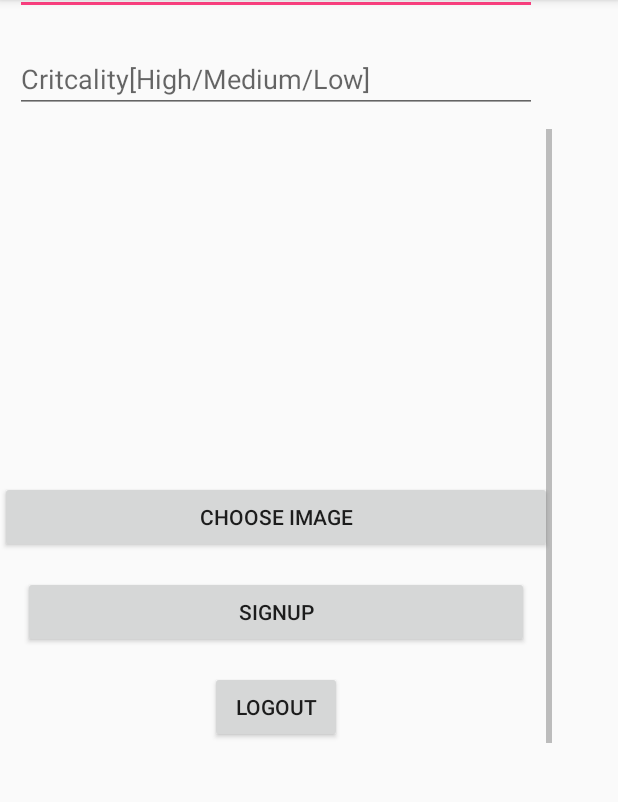
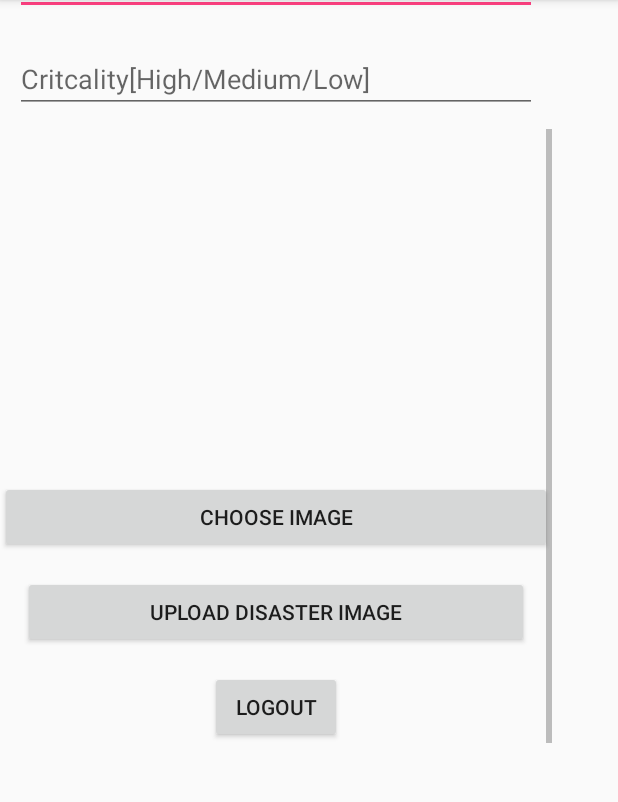
Before and after one commit to swaroopg79/GDP_AndroidSR, an Android app: the screen it shows after launch once a user with an empty profile is signed in (ProfileActivity), scrolled down 104 dp, on a phone screen of 412 x 824 dp, the part 84-886 px from its top. Run offline under Robolectric (Android 15) with nearby library versions, the phone set to English and light mode, and no system bars; our stand-ins replace Firebase (no records; nobody signed in at launch, a user with empty details on screens opened directly).

Commit message:
Profile page modifications

```diff
--- a/app/src/main/res/layout/activity_profile.xml
+++ b/app/src/main/res/layout/activity_profile.xml
@@ -84,7 +84,7 @@
             android:layout_width="match_parent"
             android:layout_height="wrap_content"
             android:layout_margin="15dp"
-            android:text="Signup" />
+            android:text="Upload Disaster Image" />
 
         <Button
             android:layout_width="wrap_content"
```
